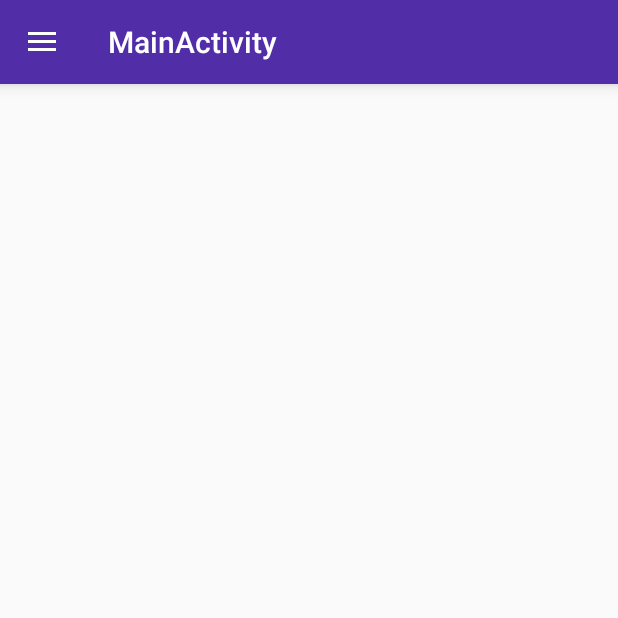
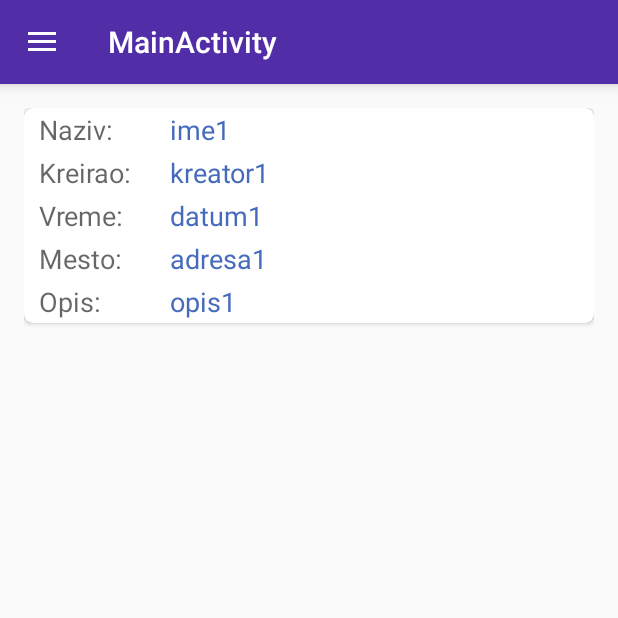
Before and after one commit to simonovic/DiplProba1, an Android app: the screen it shows after launch (MainActivity), on a phone screen of 412 x 824 dp, the top half of it. Run offline under Robolectric (Android 15) with nearby library versions, the phone set to English and light mode, and no system bars; libraries missing offline, so code that uses them is left out: com.github.nkzawa.emitter, com.github.nkzawa.socketio; 8 statements that could not run were skipped.

Commit message:
cardview osnovni prikaz

```diff
--- a/app/src/main/java/rs/elfak/simon/diplproba/Game.java
+++ b/app/src/main/java/rs/elfak/simon/diplproba/Game.java
@@ -29,31 +29,75 @@ public class Game
         this.invitedUsersID = invitedUsersID;
     }
 
-    public int get_id() { return _id; }
+    public int get_id() {
+        return _id;
+    }
 
-    public void set_id(int _id) { this._id = _id; }
+    public void set_id(int _id) {
+        this._id = _id;
+    }
 
-    public String getName() { return name; }
+    public String getName() {
+        return name;
+    }
 
-    public void setName(String name) { this.name = name; }
+    public void setName(String name) {
+        this.name = name;
+    }
 
-    public String getDescription() { return description; }
+    public String getDescription() {
+        return description;
+    }
 
-    public void setDescription(String description) { this.description = description; }
+    public void setDescription(String description) {
+        this.description = description;
+    }
 
-    public String getCreator() { return creator; }
+    public String getCreator() {
+        return creator;
+    }
 
-    public void setCreator(String creator) { this.creator = creator; }
+    public void setCreator(String creator) {
+        this.creator = creator;
+    }
 
-    public String getDate() { return date; }
+    public String getDate() {
+        return date;
+    }
 
-    public void setDate(String date) { this.date = date; }
+    public void setDate(String date) {
+        this.date = date;
+    }
 
-    public int[] getConfirmedUsersID() { return confirmedUsersID; }
+    public String getAddress() {
+        return address;
+    }
 
-    public void setConfirmedUsersID(int[] confirmedUsersID) { this.confirmedUsersID = confirmedUsersID; }
+    public void setAddress(String address) {
+        this.address = address;
+    }
 
-    public int[] getInvitedUsersID() { return invitedUsersID; }
+    public LatLng getLatlng() {
+        return latlng;
+    }
 
-    public void setInvitedUsersID(int[] invitedUsersID) { this.invitedUsersID = invitedUsersID; }
+    public void setLatlng(LatLng latlng) {
+        this.latlng = latlng;
+    }
+
+    public int[] getConfirmedUsersID() {
+        return confirmedUsersID;
+    }
+
+    public void setConfirmedUsersID(int[] confirmedUsersID) {
+        this.confirmedUsersID = confirmedUsersID;
+    }
+
+    public int[] getInvitedUsersID() {
+        return invitedUsersID;
+    }
+
+    public void setInvitedUsersID(int[] invitedUsersID) {
+        this.invitedUsersID = invitedUsersID;
+    }
 }
--- /dev/null
+++ b/app/src/main/java/rs/elfak/simon/diplproba/GameAdapter.java
@@ -0,0 +1,78 @@
+package rs.elfak.simon.diplproba;
+
+import android.support.v7.widget.CardView;
+import android.support.v7.widget.RecyclerView;
+import android.text.Layout;
+import android.view.LayoutInflater;
+import android.view.View;
+import android.view.ViewGroup;
+import android.widget.EditText;
+import android.widget.TextView;
+import java.util.ArrayList;
+
+public class GameAdapter extends RecyclerView.Adapter<GameAdapter.GameAdapterHolder>
+{
+    ArrayList<Game> games;
+
+    public GameAdapter(ArrayList<Game> games)
+    {
+        this.games = games;
+    }
+
+    public static class GameAdapterHolder extends RecyclerView.ViewHolder
+    {
+        CardView cv;
+        TextView nameTV;
+        TextView creatorTV;
+        TextView dateTV;
+        TextView addressTV;
+        TextView comTV;
+        /*EditText name;
+        EditText creator;
+        EditText date;
+        EditText address;
+        EditText com;*/
+
+        GameAdapterHolder(View itemView)
+        {
+            super(itemView);
+            cv = (CardView)itemView.findViewById(R.id.cv);
+            nameTV = (TextView)itemView.findViewById(R.id.nameTV);
+            creatorTV = (TextView)itemView.findViewById(R.id.creatorTV);
+            dateTV = (TextView)itemView.findViewById(R.id.dataTV);
+            addressTV = (TextView)itemView.findViewById(R.id.addressTV);
+            comTV = (TextView)itemView.findViewById(R.id.comTV);
+            /*name = (EditText)itemView.findViewById(R.id.name);
+            creator = (EditText)itemView.findViewById(R.id.creator);
+            date = (EditText)itemView.findViewById(R.id.date);
+            address = (EditText)itemView.findViewById(R.id.address);
+            com = (EditText)itemView.findViewById(R.id.com);*/
+        }
+    }
+
+    @Override
+    public GameAdapterHolder onCreateViewHolder(ViewGroup parent, int viewType) {
+        View v = LayoutInflater.from(parent.getContext()).inflate(R.layout.game_list, parent, false);
+        GameAdapterHolder gah = new GameAdapterHolder(v);
+        return gah;
+    }
+
+    @Override
+    public void onBindViewHolder(GameAdapterHolder holder, int position) {
+        /*holder.name.setText(games.get(position).getName());
+        holder.creator.setText(games.get(position).getCreator());
+        holder.date.setText(games.get(position).getDate());
+        holder.address.setText(games.get(position).getAddress());
+        holder.com.setText(games.get(position).getDescription());*/
+        holder.nameTV.setText(games.get(position).getName());
+        holder.creatorTV.setText(games.get(position).getCreator());
+        holder.dateTV.setText(games.get(position).getDate());
+        holder.addressTV.setText(games.get(position).getAddress());
+        holder.comTV.setText(games.get(position).getDescription());
+    }
+
+    @Override
+    public int getItemCount() {
+        return games.size();
+    }
+}
--- a/app/src/main/java/rs/elfak/simon/diplproba/MainActivity.java
+++ b/app/src/main/java/rs/elfak/simon/diplproba/MainActivity.java
@@ -50,13 +50,17 @@ public class MainActivity extends AppCompatActivity
     boolean mode;
     boolean update = false;
     int ID;
+    SharedPreferences shPref;
+    SharedPreferences.Editor editor;
+    String gameResp;
+    String gameResp1;
+    String games;
 
     public String getFrResp() { return frResp; }
     public String getImgResp() { return imgResp; }
     public String getFriends() { return  friends; }
-
-    SharedPreferences shPref;
-    SharedPreferences.Editor editor;
+    public String getGameResp() {return gameResp; }
+    public String getGames() {return games; }
 
     @Override
     protected void onCreate(Bundle savedInstanceState) {
--- a/app/src/main/java/rs/elfak/simon/diplproba/MainFragment.java
+++ b/app/src/main/java/rs/elfak/simon/diplproba/MainFragment.java
@@ -9,10 +9,18 @@ import android.view.LayoutInflater;
 import android.view.View;
 import android.view.ViewGroup;
 
+import com.google.android.gms.maps.model.LatLng;
+import com.google.gson.Gson;
+import com.google.gson.GsonBuilder;
+import com.google.gson.reflect.TypeToken;
+
+import java.util.ArrayList;
+
 public class MainFragment extends Fragment
 {
     View v;
     RecyclerView recView;
+    ArrayList<Game> games;
 
     @Override
     public void onCreate(@Nullable Bundle savedInstanceState) {
@@ -32,9 +40,32 @@ public class MainFragment extends Fragment
     @Override
     public View onCreateView(LayoutInflater inflater, ViewGroup container, Bundle savedInstanceState) {
         v = inflater.inflate(R.layout.fragment_main, container, false);
+        listGames();
+        return v;
+    }
+
+    public void listGames()
+    {
+
+        /*String pom = ((MainActivity)getActivity()).getGameResp();
+        Gson gson = new GsonBuilder().serializeNulls().create();
+        games = gson.fromJson(pom, new TypeToken<ArrayList<User>>(){}.getType());*/
+
+        //za probu
+        games = new ArrayList<Game>();
+        int[] a = {1,2,3};
+        int[] b = {4,5,6};
+        Game g1 = new Game(1, "ime1", "opis1", "kreator1", "datum1", "adresa1", new LatLng(23.2222, 41.2222), a, b);
+        Game g2 = new Game(2, "ime2", "opis2", "kreator2", "datum2", "adresa2", new LatLng(23.2222, 41.2222), a, b);
+        Game g3 = new Game(3, "ime3", "opis3", "kreator3", "datum3", "adresa3", new LatLng(23.2222, 41.2222), a, b);
+        games.add(g1);
+        games.add(g2);
+        games.add(g3);
+
         recView = (RecyclerView)v.findViewById(R.id.recView);
         LinearLayoutManager layMan = new LinearLayoutManager(getActivity().getApplicationContext());
         recView.setLayoutManager(layMan);
-        return v;
+        GameAdapter gameAdapter = new GameAdapter(games);
+        recView.setAdapter(gameAdapter);
     }
 }
--- a/app/src/main/res/layout/activity_main.xml
+++ b/app/src/main/res/layout/activity_main.xml
@@ -21,8 +21,7 @@
         <FrameLayout
             android:id="@+id/flContent"
             android:layout_width="match_parent"
-            android:layout_height="match_parent"
-            android:layout_marginTop="10dp" >
+            android:layout_height="match_parent">
 
         </FrameLayout>
     </LinearLayout>
--- /dev/null
+++ b/app/src/main/res/layout/game_list.xml
@@ -0,0 +1,119 @@
+<?xml version="1.0" encoding="utf-8"?>
+<LinearLayout
+    xmlns:game_list="http://schemas.android.com/apk/res-auto"
+    xmlns:android="http://schemas.android.com/apk/res/android"
+    android:layout_width="match_parent"
+    android:layout_height="match_parent"
+    android:orientation="vertical"
+    android:paddingLeft="@dimen/activity_horizontal_margin"
+    android:paddingRight="@dimen/activity_horizontal_margin"
+    android:paddingTop="@dimen/activity_vertical_margin"
+    android:paddingBottom="@dimen/activity_vertical_margin">
+
+    <android.support.v7.widget.CardView
+        android:layout_width="match_parent"
+        android:layout_height="wrap_content"
+        android:id="@+id/cv"
+        game_list:cardCornerRadius="6dp" >
+
+        <LinearLayout
+            android:layout_width="wrap_content"
+            android:layout_height="wrap_content"
+            android:orientation="horizontal">
+
+            <LinearLayout
+                android:layout_width="wrap_content"
+                android:layout_height="wrap_content"
+                android:orientation="vertical"
+                android:paddingRight="25dp"
+                android:paddingLeft="10dp">
+                <TextView
+                    android:layout_width="wrap_content"
+                    android:layout_height="wrap_content"
+                    android:textAppearance="?android:attr/textAppearanceMedium"
+                    android:text="@string/name"
+                    android:paddingTop="2dp"
+                    android:paddingBottom="2dp" />
+                <TextView
+                    android:layout_width="wrap_content"
+                    android:layout_height="wrap_content"
+                    android:textAppearance="?android:attr/textAppearanceMedium"
+                    android:text="@string/creator"
+                    android:paddingTop="2dp"
+                    android:paddingBottom="2dp" />
+                <TextView
+                    android:layout_width="wrap_content"
+                    android:layout_height="wrap_content"
+                    android:textAppearance="?android:attr/textAppearanceMedium"
+                    android:text="@string/date"
+                    android:paddingTop="2dp"
+                    android:paddingBottom="2dp" />
+                <TextView
+                    android:layout_width="wrap_content"
+                    android:layout_height="wrap_content"
+                    android:textAppearance="?android:attr/textAppearanceMedium"
+                    android:text="@string/address"
+                    android:paddingTop="2dp"
+                    android:paddingBottom="2dp" />
+                <TextView
+                    android:layout_width="wrap_content"
+                    android:layout_height="wrap_content"
+                    android:textAppearance="?android:attr/textAppearanceMedium"
+                    android:text="@string/com"
+                    android:paddingTop="2dp"
+                    android:paddingBottom="2dp" />
+            </LinearLayout>
+
+            <LinearLayout
+                android:layout_width="wrap_content"
+                android:layout_height="wrap_content"
+                android:orientation="vertical">
+                <TextView
+                    android:layout_width="wrap_content"
+                    android:layout_height="wrap_content"
+                    android:textAppearance="?android:attr/textAppearanceMedium"
+                    android:text="@string/name"
+                    android:id="@+id/nameTV"
+                    android:textColor="#466bbc"
+                    android:paddingTop="2dp"
+                    android:paddingBottom="2dp" />
+                <TextView
+                    android:layout_width="wrap_content"
+                    android:layout_height="wrap_content"
+                    android:textAppearance="?android:attr/textAppearanceMedium"
+                    android:text="@string/creator"
+                    android:id="@+id/creatorTV"
+                    android:textColor="#466bbc"
+                    android:paddingTop="2dp"
+                    android:paddingBottom="2dp" />
+                <TextView
+                    android:layout_width="wrap_content"
+                    android:layout_height="wrap_content"
+                    android:textAppearance="?android:attr/textAppearanceMedium"
+                    android:text="@string/date"
+                    android:id="@+id/dataTV"
+                    android:textColor="#466bbc"
+                    android:paddingTop="2dp"
+                    android:paddingBottom="2dp" />
+                <TextView
+                    android:layout_width="wrap_content"
+                    android:layout_height="wrap_content"
+                    android:textAppearance="?android:attr/textAppearanceMedium"
+                    android:text="@string/address"
+                    android:id="@+id/addressTV"
+                    android:textColor="#466bbc"
+                    android:paddingTop="2dp"
+                    android:paddingBottom="2dp" />
+                <TextView
+                    android:layout_width="wrap_content"
+                    android:layout_height="wrap_content"
+                    android:textAppearance="?android:attr/textAppearanceMedium"
+                    android:text="@string/com"
+                    android:id="@+id/comTV"
+                    android:textColor="#466bbc"
+                    android:paddingTop="2dp"
+                    android:paddingBottom="2dp" />
+            </LinearLayout>
+        </LinearLayout>
+    </android.support.v7.widget.CardView>
+</LinearLayout>
--- a/app/src/main/res/values/strings.xml
+++ b/app/src/main/res/values/strings.xml
@@ -21,6 +21,13 @@
     <string name="second">Prijatelji</string>
     <string name="third">Nova igra</string>
     <string name="logout">Odjava</string>
+    <string name="name">Naziv:</string>
+    <string name="com">Opis:</string>
+    <string name="creator">Kreirao:</string>
+    <string name="date">Vreme:</string>
+    <string name="address">Mesto:</string>
+    <string name="conf">Dolaze:</string>
+    <string name="inv">Pozvani:</string>
 
     <string name="title_activity_map">Example action</string>
     <string name="title_activity_profile">Profil</string>
```
Also changed, not shown: app/src/main/res/drawable-xxhdpi/adduser.png (deleted).
